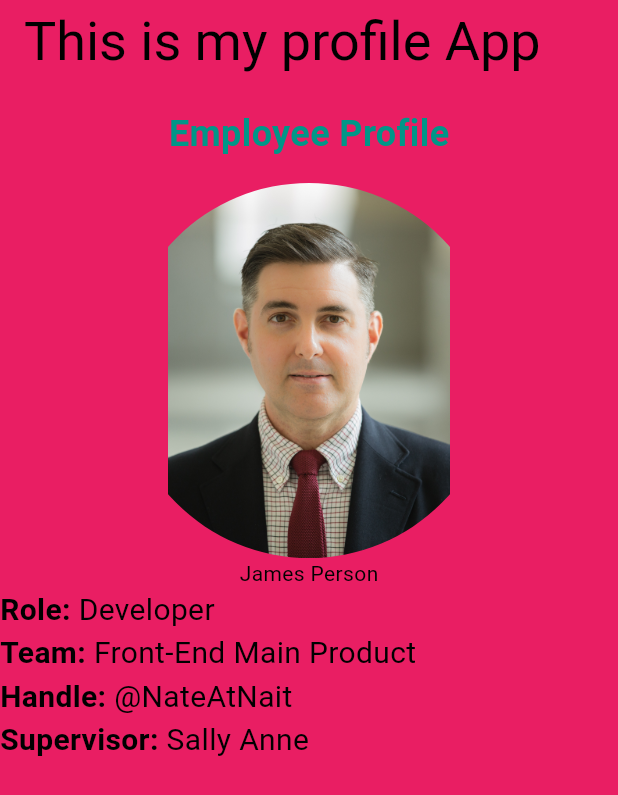
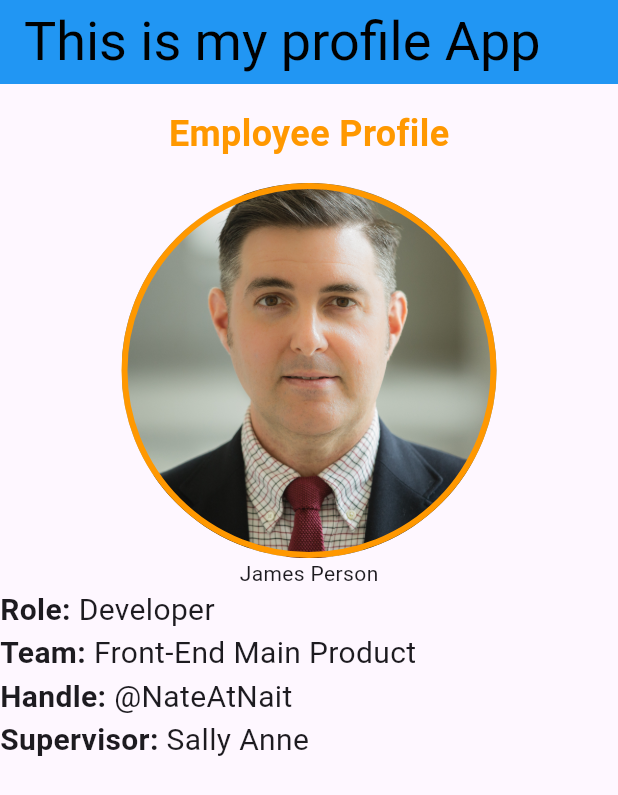
Before and after one commit to tmaurer-nait/dmit-2504-workbook, a Flutter app: the screen it shows after launch, on a phone screen of 412 x 824 dp. Shown: the top 795 px of the screen. Run offline on Flutter 3.47's test engine with Material 3 defaults, Android fonts, the light colour scheme and no system bars.

Commit message:
week 3 day 2 pt 2

```diff
--- a/Week3/profile_app/lib/main.dart
+++ b/Week3/profile_app/lib/main.dart
@@ -1,4 +1,7 @@
 import 'package:flutter/material.dart';
+import 'package:profile_app/widgets/profile_header.dart';
+import 'package:profile_app/widgets/profile_image.dart';
+import 'package:profile_app/widgets/profile_info.dart';
 
 // Runs MyApp as the main app
 void main() {
@@ -11,15 +14,18 @@ class MyApp extends StatelessWidget {
   // This widget is the root of your application.
   @override
   Widget build(BuildContext context) {
+    final ThemeData darkTheme = ThemeData.dark();
+    final ThemeData lightTheme = ThemeData.light().copyWith(
+        colorScheme: ColorScheme.fromSwatch(
+            primarySwatch: Colors.orange,
+            backgroundColor: Colors.teal,
+            cardColor: Colors.blue));
+
     return MaterialApp(
       title: 'Flutter Demo',
-      theme: ThemeData(
-        colorScheme: ColorScheme.fromSwatch(
-            primarySwatch: Colors.teal,
-            backgroundColor: Colors.teal,
-            cardColor: Colors.pink),
-        useMaterial3: true,
-      ),
+      theme: lightTheme,
+      darkTheme: darkTheme,
+      themeMode: ThemeMode.system,
       home: const MyHomePage(),
     );
   }
@@ -39,21 +45,16 @@ class MyHomePage extends StatelessWidget {
           style: TextStyle(fontSize: 36),
         ),
       ),
-      body: Center(
+      body: const Center(
         child: Column(
           children: [
-            const ProfileHeader(),
-            ClipOval(
-                child: Image.asset(
-              "assets/images/person.jpg",
-              height: 250,
-              width: 250,
-            )),
-            const Text("James Person"),
-            const ProfileInfo("Role", "Developer"),
-            const ProfileInfo("Team", "Front-End Main Product"),
-            const ProfileInfo("Handle", "@NateAtNait"),
-            const ProfileInfo("Supervisor", "Sally Anne"),
+            ProfileHeader(),
+            ProfileImage('assets/images/person.jpg'),
+            Text('James Person'),
+            ProfileInfo('Role', 'Developer'),
+            ProfileInfo('Team', 'Front-End Main Product'),
+            ProfileInfo('Handle', '@NateAtNait'),
+            ProfileInfo('Supervisor', 'Sally Anne'),
           ],
         ),
       ),
@@ -61,43 +62,3 @@ class MyHomePage extends StatelessWidget {
     // return const Text("This is a new widget");
   }
 }
-
-class ProfileHeader extends StatelessWidget {
-  const ProfileHeader({super.key});
-
-  @override
-  Widget build(BuildContext context) {
-    return Padding(
-        padding: const EdgeInsets.all(16),
-        child: Text(
-          "Employee Profile",
-          style: TextStyle(
-              fontSize: 24,
-              fontWeight: FontWeight.bold,
-              color: Theme.of(context).colorScheme.primary),
-        ));
-  }
-}
-
-class ProfileInfo extends StatelessWidget {
-  final String label;
-  final String value;
-
-  const ProfileInfo(this.label, this.value, {super.key});
-
-  @override
-  Widget build(BuildContext context) {
-    return Row(
-      children: [
-        Text(
-          '$label: ',
-          style: const TextStyle(fontWeight: FontWeight.bold, fontSize: 20),
-        ),
-        Text(
-          value,
-          style: const TextStyle(fontSize: 20),
-        )
-      ],
-    );
-  }
-}
--- /dev/null
+++ b/Week3/profile_app/lib/widgets/profile_header.dart
@@ -0,0 +1,18 @@
+import 'package:flutter/material.dart';
+
+class ProfileHeader extends StatelessWidget {
+  const ProfileHeader({super.key});
+
+  @override
+  Widget build(BuildContext context) {
+    return Padding(
+        padding: const EdgeInsets.all(16),
+        child: Text(
+          "Employee Profile",
+          style: TextStyle(
+              fontSize: 24,
+              fontWeight: FontWeight.bold,
+              color: Theme.of(context).colorScheme.primary),
+        ));
+  }
+}
--- /dev/null
+++ b/Week3/profile_app/lib/widgets/profile_image.dart
@@ -0,0 +1,19 @@
+import 'package:flutter/material.dart';
+
+class ProfileImage extends StatelessWidget {
+  final String image;
+  const ProfileImage(this.image, {super.key});
+
+  @override
+  Widget build(BuildContext context) {
+    return Container(
+      width: 250,
+      height: 250,
+      decoration: BoxDecoration(
+          shape: BoxShape.circle,
+          border: Border.all(
+              color: Theme.of(context).colorScheme.primary, width: 4),
+          image: DecorationImage(image: AssetImage(image), fit: BoxFit.cover)),
+    );
+  }
+}
--- /dev/null
+++ b/Week3/profile_app/lib/widgets/profile_info.dart
@@ -0,0 +1,24 @@
+import 'package:flutter/material.dart';
+
+class ProfileInfo extends StatelessWidget {
+  final String label;
+  final String value;
+
+  const ProfileInfo(this.label, this.value, {super.key});
+
+  @override
+  Widget build(BuildContext context) {
+    return Row(
+      children: [
+        Text(
+          '$label: ',
+          style: const TextStyle(fontWeight: FontWeight.bold, fontSize: 20),
+        ),
+        Text(
+          value,
+          style: const TextStyle(fontSize: 20),
+        )
+      ],
+    );
+  }
+}
```
